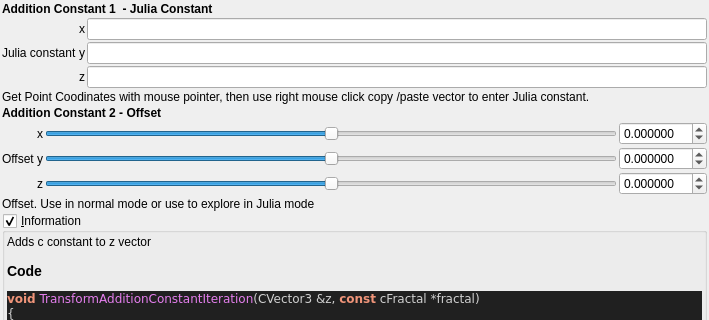
This is mandelbulber2/qt_data/fractal_transf_addition_constant.ui in buddhi1980/mandelbulber2 as Qt 5 draws it before an edit; both pictures show x 0 to 709 and y 0 to 320 of the 709 by 690 pixel window. The edited form follows.
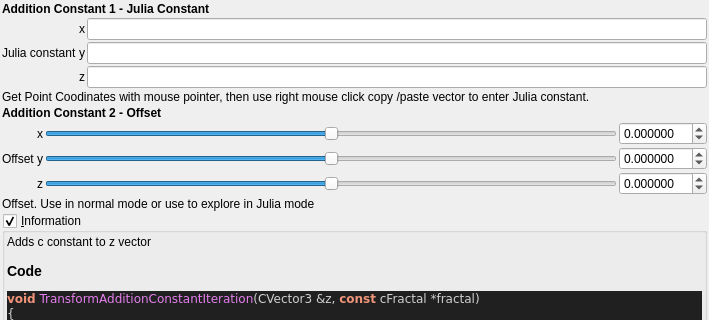
This is the edited form. Custom widgets are drawn as their Qt base class.

```diff
--- a/mandelbulber2/qt_data/fractal_transf_addition_constant.ui
+++ b/mandelbulber2/qt_data/fractal_transf_addition_constant.ui
@@ -38,7 +38,7 @@
       </font>
      </property>
      <property name="text">
-      <string>Addition Constant 1  - Julia Constant</string>
+      <string>Addition Constant 1 - Julia Constant</string>
      </property>
     </widget>
    </item>
```
